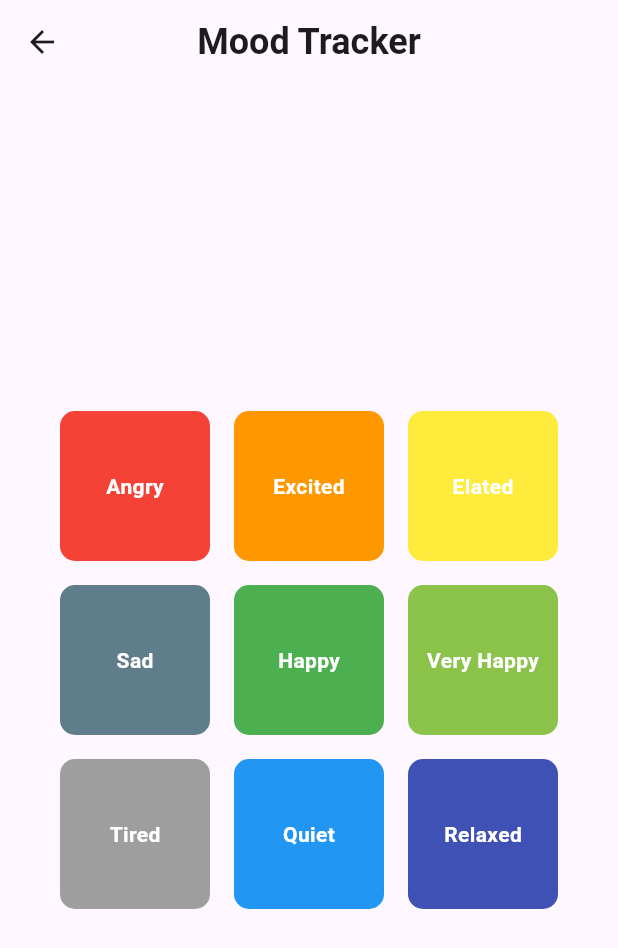
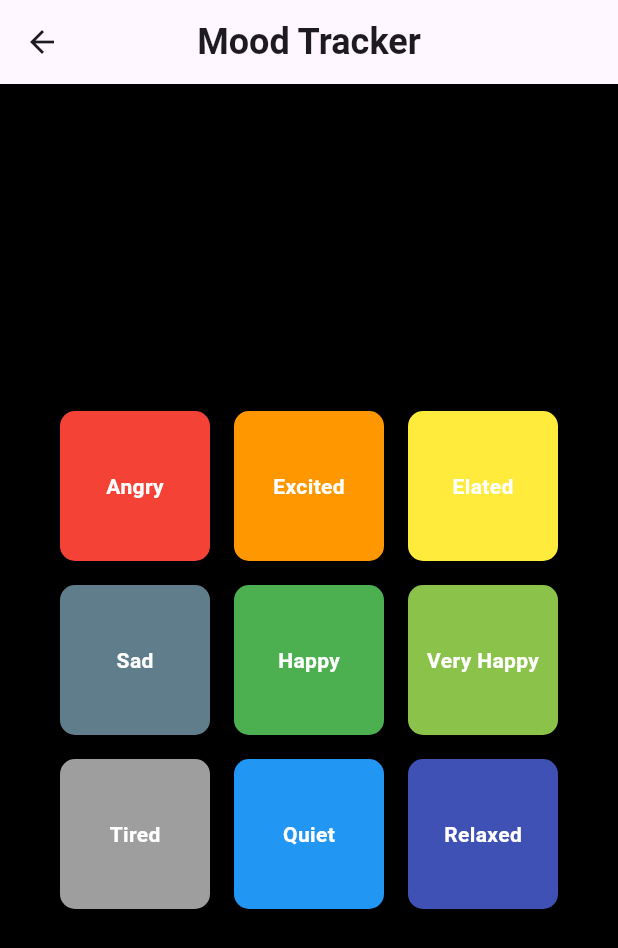
Before and after one commit to muktachanda/moodsync, a Flutter app: the MoodTracker screen opened by its route, on a phone screen of 412 x 824 dp. Shown: the top 948 px of the screen. Run offline on Flutter 3.47's test engine with Material 3 defaults, Android fonts, the phone set to English and light mode, and no system bars; our stand-ins replace fl_chart, flutter_bloc, pie_chart.

Commit message:
made patient mood tracker better

```diff
--- a/lib/patient/moodtracker.dart
+++ b/lib/patient/moodtracker.dart
@@ -1,3 +1,180 @@
+// import 'package:flutter/material.dart';
+//
+// void main() {
+//   runApp(const MyApp());
+// }
+//
+// class MyApp extends StatelessWidget {
+//   const MyApp({Key? key}) : super(key: key);
+//
+//   @override
+//   Widget build(BuildContext context) {
+//     return MaterialApp(
+//       title: 'Mood Tracker',
+//       theme: ThemeData(
+//         primarySwatch: Colors.blue,
+//       ),
+//       home: const MoodTracker(),
+//     );
+//   }
+// }
+//
+// class MoodTracker extends StatelessWidget {
+//   const MoodTracker({Key? key}) : super(key: key);
+//
+//   @override
+//   Widget build(BuildContext context) {
+//     return WillPopScope(
+//       onWillPop: () async {
+//         // Navigate back to the three-button page
+// //         Navigator.popUntil(context, ModalRoute.withName('/'));
+//         Navigator.pushReplacementNamed(context, '/patient_screen');
+//         return true;
+//       },
+//       child: Scaffold(
+//         appBar: AppBar(
+//           title: Text(
+//             'Mood Tracker',
+//             style: TextStyle(
+//               fontSize: 24,
+//               fontWeight: FontWeight.bold,
+//             ),
+//           ),
+//           centerTitle: true,
+//         ),
+//         body: Center(
+//           child: SingleChildScrollView(
+//             child: Column(
+//               mainAxisAlignment: MainAxisAlignment.center,
+//               children: const [
+//                 SizedBox(height: 20),
+//                 MoodGrid(),
+//                 SizedBox(height: 20),
+//               ],
+//             ),
+//           ),
+//         ),
+//       ),
+//     );
+//   }
+// }
+//
+// class MoodGrid extends StatelessWidget {
+//   const MoodGrid({Key? key}) : super(key: key);
+//
+//   @override
+//   Widget build(BuildContext context) {
+//     return Column(
+//       children: [
+//         MoodRow(
+//           moods: [
+//             MoodItem(name: 'Angry', color: Colors.red),
+//             MoodItem(name: 'Excited', color: Colors.orange),
+//             MoodItem(name: 'Elated', color: Colors.yellow),
+//           ],
+//         ),
+//         MoodRow(
+//           moods: [
+//             MoodItem(name: 'Sad', color: Colors.blueGrey),
+//             MoodItem(name: 'Happy', color: Colors.green),
+//             MoodItem(name: 'Very Happy', color: Colors.lightGreen),
+//           ],
+//         ),
+//         MoodRow(
+//           moods: [
+//             MoodItem(name: 'Tired', color: Colors.grey),
+//             MoodItem(name: 'Quiet', color: Colors.blue),
+//             MoodItem(name: 'Relaxed', color: Colors.indigo),
+//           ],
+//         ),
+//       ],
+//     );
+//   }
+// }
+//
+// class MoodRow extends StatelessWidget {
+//   final List<MoodItem> moods;
+//
+//   const MoodRow({Key? key, required this.moods}) : super(key: key);
+//
+//   @override
+//   Widget build(BuildContext context) {
+//     return Row(
+//       mainAxisAlignment: MainAxisAlignment.center,
+//       children: List.generate(moods.length, (index) {
+//         return GestureDetector(
+//           onTap: () => _showMoodDialog(context, moods[index].name),
+//           child: MoodBox(
+//             name: moods[index].name,
+//             color: moods[index].color,
+//           ),
+//         );
+//       }),
+//     );
+//   }
+//
+//   void _showMoodDialog(BuildContext context, String moodName) {
+//     showDialog(
+//       context: context,
+//       builder: (context) {
+//         return AlertDialog(
+//           title: Text('Selected Mood'),
+//           content: Text('You selected: $moodName'),
+//           actions: [
+//             TextButton(
+//               onPressed: () {
+//                 Navigator.pop(context);
+//               },
+//               child: const Text('OK'),
+//             ),
+//           ],
+//         );
+//       },
+//     );
+//   }
+// }
+//
+// class MoodBox extends StatelessWidget {
+//   final String name;
+//   final Color color;
+//   final double boxSize = 100.0;
+//
+//   const MoodBox({Key? key, required this.name, required this.color})
+//       : super(key: key);
+//
+//   @override
+//   Widget build(BuildContext context) {
+//     return Container(
+//       margin: const EdgeInsets.all(8),
+//       width: boxSize,
+//       height: boxSize,
+//       decoration: BoxDecoration(
+//         color: color,
+//         borderRadius: BorderRadius.circular(10),
+//       ),
+//       child: Center(
+//         child: Text(
+//           name,
+//           style: TextStyle(
+//             fontSize: 14,
+//             color: Colors.white,
+//             fontWeight: FontWeight.bold,
+//           ),
+//         ),
+//       ),
+//     );
+//   }
+// }
+//
+// class MoodItem {
+//   final String name;
+//   final Color color;
+//
+//   const MoodItem({required this.name, required this.color});
+// }
+
+
+
 import 'package:flutter/material.dart';
 
 void main() {
@@ -42,6 +219,7 @@ class MoodTracker extends StatelessWidget {
           ),
           centerTitle: true,
         ),
+        backgroundColor: Colors.black, // Set body background color to black
         body: Center(
           child: SingleChildScrollView(
             child: Column(
```
